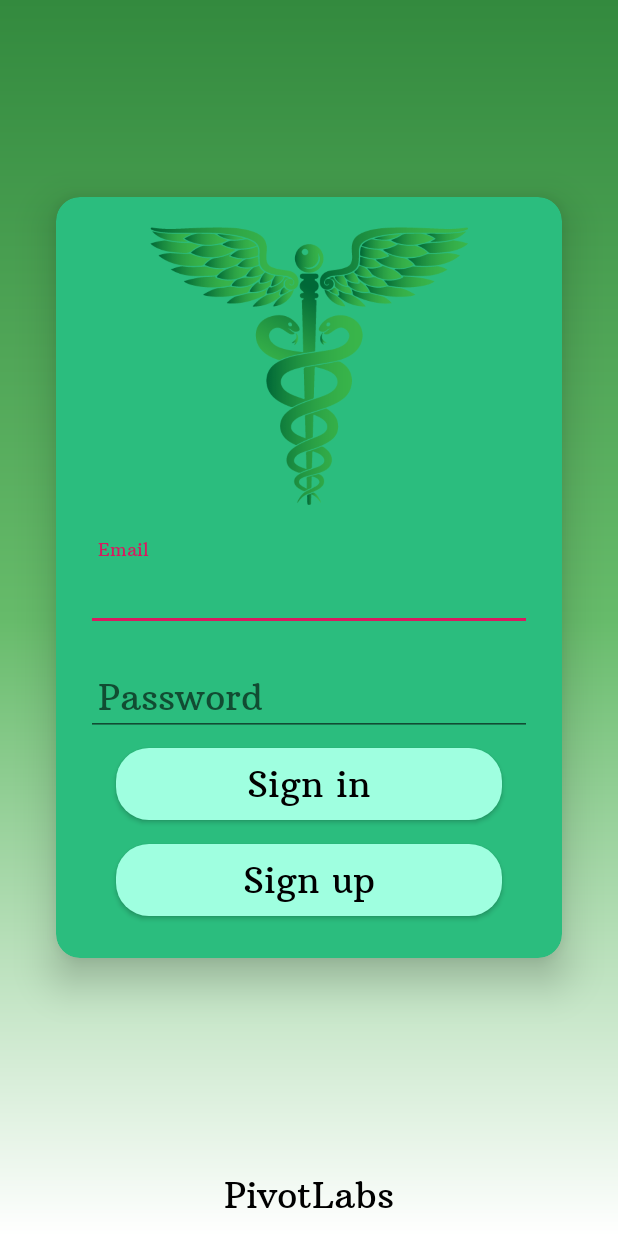
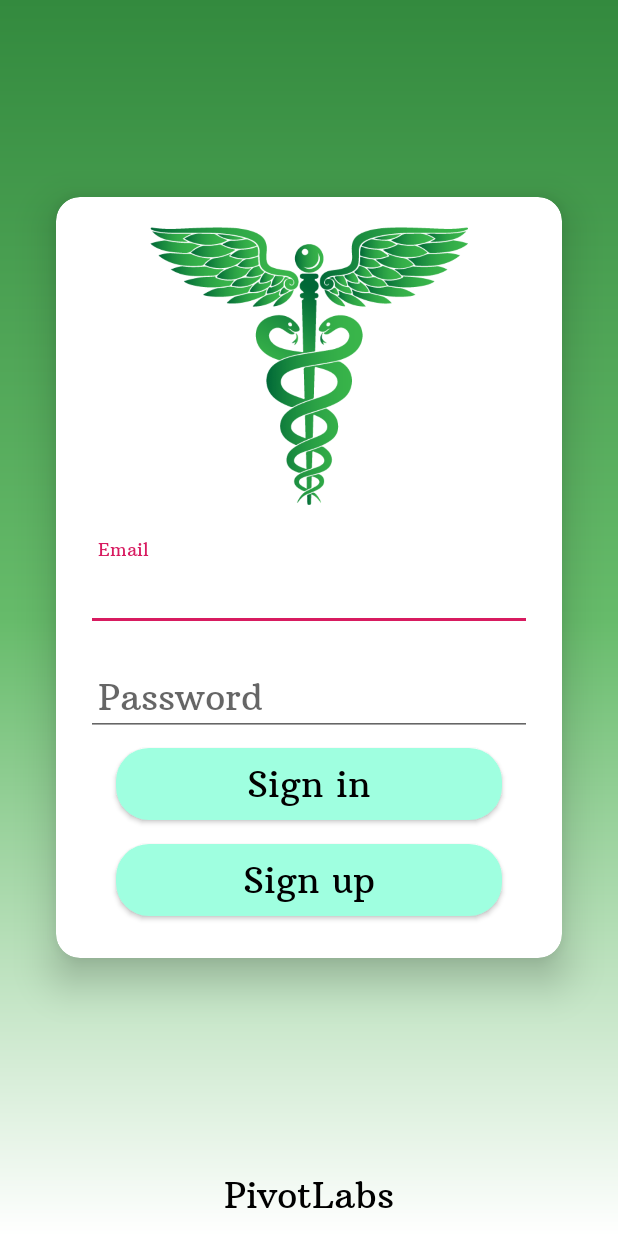
Before and after one commit to wcarvalho98/PivotLabs, an Android app: the screen it shows after launch (LoginActivity), on a phone screen of 412 x 824 dp. Run offline under Robolectric (Android 15) with nearby library versions, the phone set to English and light mode, and no system bars; our stand-ins replace Firebase (no records; nobody signed in at launch, a user with empty details on screens opened directly).

Commit message:
Changing the background color of card view

```diff
--- a/app/src/main/res/layout/activity_login.xml
+++ b/app/src/main/res/layout/activity_login.xml
@@ -27,7 +27,7 @@
             app:layout_constraintStart_toStartOf="parent" android:layout_marginEnd="16dp"
             app:layout_constraintEnd_toEndOf="parent"
             android:id="@+id/cardView"
-            app:cardBackgroundColor="@color/colorSecondaryDark">
+            android:background="@color/white">
         <LinearLayout
                 android:orientation="vertical"
                 android:layout_width="match_parent"
```
